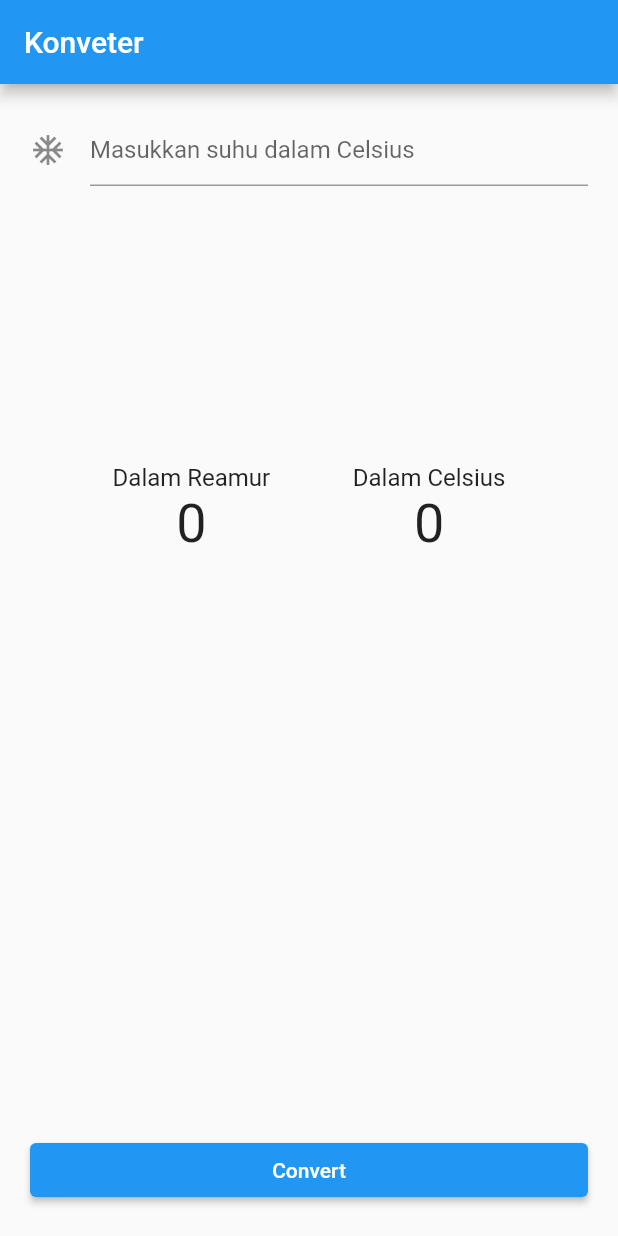
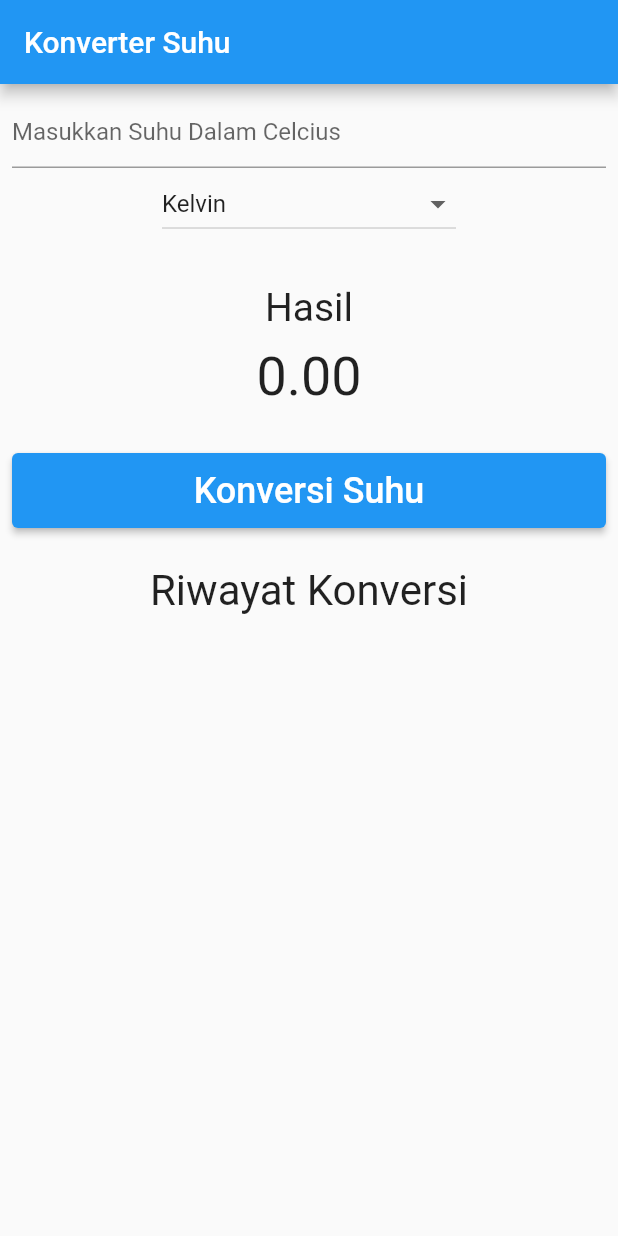
Before and after one commit to fauzanpr/konversi_suhu_app, a Flutter app: the screen it shows after launch, on a phone screen of 412 x 824 dp. Run offline on Flutter 3.47's test engine with Material 2 defaults, Android fonts, the phone set to English and light mode, and no system bars.

Commit message:
kve-bab3 add dropdown and history

```diff
--- a/lib/components/input.dart
+++ b/lib/components/input.dart
@@ -1,28 +1,33 @@
+// ignore_for_file: deprecated_member_use
+
 import 'package:flutter/material.dart';
 import 'package:flutter/services.dart';
 
 class Input extends StatelessWidget {
   const Input({
     Key? key,
-    required this.celcius,
+    required this.etInput,
   }) : super(key: key);
 
-  final TextEditingController celcius;
+  final TextEditingController etInput;
 
   @override
   Widget build(BuildContext context) {
     return TextFormField(
-      controller: celcius,
+      controller: etInput,
+      validator: (value) {
+        if (value == null || value.isEmpty) {
+          return 'Silahkan masukkan suhu dalam celcius';
+        }
+        return null;
+      },
+      decoration: const InputDecoration(
+        hintText: 'Masukkan Suhu Dalam Celcius',
+      ),
       keyboardType: TextInputType.number,
-      inputFormatters: [
-        FilteringTextInputFormatter.digitsOnly,
+      inputFormatters: <TextInputFormatter>[
+        WhitelistingTextInputFormatter.digitsOnly
       ],
-      decoration: const InputDecoration(
-        icon: Icon(
-          Icons.ac_unit,
-        ),
-        hintText: "Masukkan suhu dalam Celsius",
-      ),
     );
   }
 }
--- /dev/null
+++ b/lib/components/result.dart
@@ -0,0 +1,35 @@
+import 'package:flutter/material.dart';
+
+class Result extends StatelessWidget {
+  const Result({Key? key, required double result})
+      : _kelvin = result,
+        super(key: key);
+
+  final double _kelvin;
+
+  @override
+  Widget build(BuildContext context) {
+    return Column(
+      // ignore: prefer_const_literals_to_create_immutables
+      children: [
+        Container(
+          padding: const EdgeInsets.fromLTRB(5, 30, 5, 30),
+          child: Column(
+            crossAxisAlignment: CrossAxisAlignment.center,
+            children: [
+              const Text(
+                "Hasil",
+                style: TextStyle(fontSize: 26),
+              ),
+              const Padding(padding: EdgeInsets.only(bottom: 10)),
+              Text(
+                _kelvin.toStringAsFixed(2),
+                style: const TextStyle(fontSize: 36),
+              )
+            ],
+          ),
+        ),
+      ],
+    );
+  }
+}
--- a/lib/main.dart
+++ b/lib/main.dart
@@ -1,7 +1,6 @@
 import 'package:flutter/material.dart';
 import 'package:konversi_suhu/components/input.dart';
-import 'package:konversi_suhu/components/kelvin_result.dart';
-import 'package:konversi_suhu/components/reamur_result.dart';
+import 'package:konversi_suhu/components/result.dart';
 
 void main() {
   runApp(const MyApp());
@@ -15,46 +14,148 @@ class MyApp extends StatefulWidget {
 }
 
 class _MyAppState extends State<MyApp> {
-  final celcius = TextEditingController();
+  // text controller
+  TextEditingController etInput = TextEditingController();
+  //variabel berubah
+  double _inputUser = 0;
+  double _result = 0;
+  var listSatuanSuhu = ["Kelvin", "Reamur", "Fahrenheit"];
+  String selectedDropdown = "Kelvin";
+  List<String> listHasil = [];
+  final _formKey = GlobalKey<FormState>();
 
-  num _inkelvin = 0;
-  num _inreamur = 0;
+  _konversiSuhu() {
+    setState(() {
+      if (_formKey.currentState!.validate()) {
+        // ignore: avoid_print
+        print(listHasil.length);
+        _inputUser = double.parse(etInput.text);
+        switch (selectedDropdown) {
+          case "Kelvin":
+            {
+              // statements;
+              _result = _inputUser + 273;
+              listHasil.add("Konversi dari : " +
+                  "$_inputUser" +
+                  " ke " +
+                  "$_result" +
+                  " Kelvin");
+            }
+            break;
 
-  void convertTemp() {
+          case "Reamur":
+            {
+              //statements;
+              _result = _inputUser * 4 / 5;
+              listHasil.add("Konversi dari : " +
+                  "$_inputUser" +
+                  " ke " +
+                  "$_result" +
+                  " Reamur");
+            }
+            break;
+          case "Fahrenheit":
+            {
+              //statements;
+              _result = 9 / 5 * _inputUser + 32;
+              listHasil.add("Konversi dari : " +
+                  "$_inputUser" +
+                  " ke " +
+                  "$_result" +
+                  " Fahrenheit");
+            }
+            break;
+        }
+      }
+    });
+  }
+
+  _onDropdownChanged(value) {
     setState(() {
-      _inkelvin = double.parse(celcius.text) + 273;
-      _inreamur = (0.4 / 5) * double.parse(celcius.text);
+      selectedDropdown = value.toString();
     });
+    _konversiSuhu();
   }
 
   @override
   Widget build(BuildContext context) {
     return MaterialApp(
+      title: 'Konversi Suhu V2',
+      theme: ThemeData(
+        primarySwatch: Colors.blue,
+        visualDensity: VisualDensity.adaptivePlatformDensity,
+      ),
       home: Scaffold(
         appBar: AppBar(
-          title: const Text("Konveter"),
+          title: const Text("Konverter Suhu"),
         ),
         body: Container(
-          margin: const EdgeInsets.all(20),
+          margin: const EdgeInsets.all(8),
           child: Column(
-            mainAxisAlignment: MainAxisAlignment.spaceBetween,
-            children: [
-              Input(celcius: celcius),
+            crossAxisAlignment: CrossAxisAlignment.start,
+            mainAxisSize: MainAxisSize.max,
+            children: <Widget>[
+              Form(
+                key: _formKey,
+                child: Input(etInput: etInput),
+              ),
+              Container(
+                margin: const EdgeInsets.fromLTRB(100, 0, 100, 0),
+                child: DropdownButton(
+                  items: listSatuanSuhu.map((String value) {
+                    return DropdownMenuItem(
+                      value: value,
+                      child: Text(value),
+                    );
+                  }).toList(),
+                  value: selectedDropdown,
+                  onChanged: _onDropdownChanged,
+                  isExpanded: true,
+                ),
+              ),
               Row(
-                mainAxisAlignment: MainAxisAlignment.spaceEvenly,
+                mainAxisAlignment: MainAxisAlignment.center,
                 children: [
-                  ReamurResult(inreamur: _inreamur),
-                  KelvinResult(inkelvin: _inkelvin),
+                  Result(
+                    result: _result,
+                  ),
                 ],
               ),
-              Text(celcius.text.toString()),
-              SizedBox(
-                width: double.infinity,
-                child: ElevatedButton(
-                  onPressed: convertTemp,
-                  child: const Text('Convert'),
+              ElevatedButton(
+                style: ElevatedButton.styleFrom(
+                  minimumSize: const Size(double.infinity, 50),
                 ),
-              )
+                onPressed: _konversiSuhu,
+                child: const Text(
+                  'Konversi Suhu',
+                  style: TextStyle(fontSize: 24),
+                ),
+              ),
+              const Padding(
+                padding: EdgeInsets.fromLTRB(0, 25, 0, 0),
+                child: Center(
+                  child: Text(
+                    "Riwayat Konversi",
+                    style: TextStyle(fontSize: 28),
+                  ),
+                ),
+              ),
+              Expanded(
+                  child: ListView.builder(
+                      itemCount: listHasil.length,
+                      itemBuilder: (context, index) {
+                        return Container(
+                            margin: const EdgeInsets.only(top: 20),
+                            child: SingleChildScrollView(
+                              child: Padding(
+                                padding: const EdgeInsets.only(bottom: 15),
+                                child: Text(
+                                  listHasil[index],
+                                  style: const TextStyle(fontSize: 17),
+                                ),
+                              ),
+                            ));
+                      }))
             ],
           ),
         ),
```
